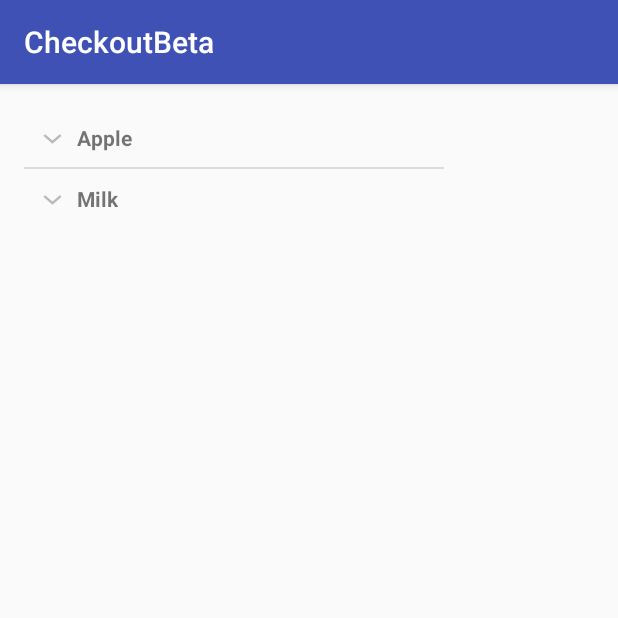
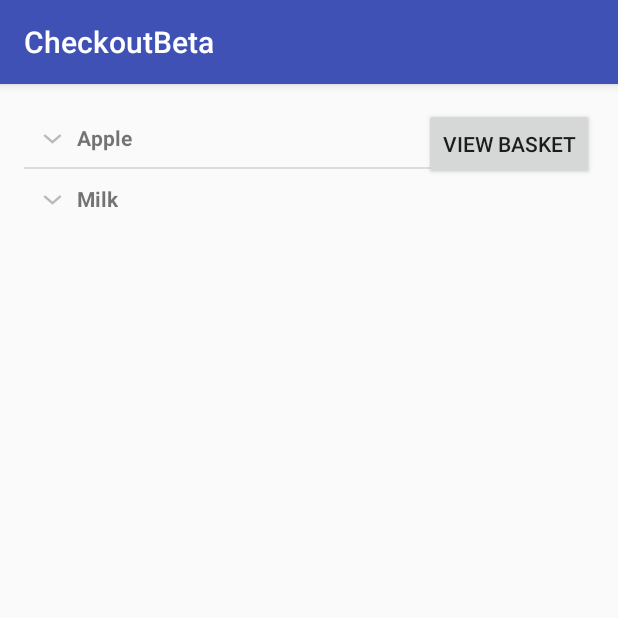
Before and after one commit to AndreasLoL/CheckoutBeta_initial, an Android app: the screen it shows after launch (MainActivity), on a phone screen of 412 x 824 dp, the top half of it. Run offline under Robolectric (Android 15) with nearby library versions, the phone set to English and light mode, and no system bars.

Commit message:
Added basket system (early alpha)

```diff
--- a/app/src/main/AndroidManifest.xml
+++ b/app/src/main/AndroidManifest.xml
@@ -15,6 +15,7 @@
                 <category android:name="android.intent.category.LAUNCHER" />
             </intent-filter>
         </activity>
+        <activity android:name=".BasketActivity"></activity>
     </application>
 
 </manifest>
--- a/app/src/main/java/com/tetris/andreas/checkoutbeta/MainActivity.java
+++ b/app/src/main/java/com/tetris/andreas/checkoutbeta/MainActivity.java
@@ -1,28 +1,16 @@
 package com.tetris.andreas.checkoutbeta;
 
+import android.app.AlertDialog;
 import android.content.Intent;
-import android.content.SharedPreferences;
 import android.support.v7.app.AppCompatActivity;
 import android.os.Bundle;
-import android.support.v7.widget.ListViewCompat;
-import android.view.Menu;
 import android.view.View;
-import android.widget.AdapterView;
-import android.widget.ArrayAdapter;
+import android.widget.Button;
 import android.widget.ExpandableListAdapter;
 import android.widget.ExpandableListView;
-import android.widget.ListView;
 
-import java.util.ArrayList;
-import java.util.Collections;
-import java.util.HashMap;
-import java.util.LinkedHashMap;
-import java.util.List;
-import java.util.Map;
+public class MainActivity extends AppCompatActivity{
 
-public class MainActivity extends AppCompatActivity {
-
-    List<String> childList;
 
     @Override
     protected void onCreate(Bundle savedInstanceState) {
@@ -37,12 +25,27 @@ public class MainActivity extends AppCompatActivity {
 
         choices.setAdapter(adapter);
 
+        GlobalParameters.b = new Basket("My temporary basket!");
+
         choices.setOnChildClickListener(new ExpandableListView.OnChildClickListener() {
             @Override
             public boolean onChildClick(ExpandableListView parent, View v, int groupPosition, int childPosition, long id) {
                 Product temp = (Product) adapter.getChild(groupPosition, childPosition);
-                System.out.println(temp.getName());
+                GlobalParameters.b.addToBasket(temp);
+                AlertDialog.Builder builder = new AlertDialog.Builder(MainActivity.this);
+                builder.setMessage("Added to basket!");
                 return false;
             }
         });
+
+        Button basketButton = (Button) findViewById(R.id.basketButton);
+
+        basketButton.setOnClickListener(new View.OnClickListener() {
+            @Override
+            public void onClick(View v) {
+                Intent myIntent = new Intent(MainActivity.this, BasketActivity.class);
+
+                MainActivity.this.startActivity(myIntent);
+            }
+        });
     }}
--- a/app/src/main/res/layout/activity_main.xml
+++ b/app/src/main/res/layout/activity_main.xml
@@ -16,4 +16,13 @@
         android:layout_marginRight="100dp"
         android:layout_alignParentTop="true"
         android:layout_alignParentStart="true" />
+
+    <Button
+        android:layout_width="wrap_content"
+        android:layout_height="wrap_content"
+        android:text="View basket"
+        android:id="@+id/basketButton"
+        android:layout_alignParentEnd="true"
+        android:layout_marginLeft="260dp" />
+
 </RelativeLayout>
```
Also changed, not shown: app/src/main/java/com/tetris/andreas/checkoutbeta/Basket.java (+39 -2 lines), app/src/main/java/com/tetris/andreas/checkoutbeta/BasketActivity.java (added, +34 -0 lines), app/src/main/java/com/tetris/andreas/checkoutbeta/GlobalParameters.java (added, +10 -0 lines), app/src/main/res/layout/activity_basket.xml (added, +39 -0 lines).
